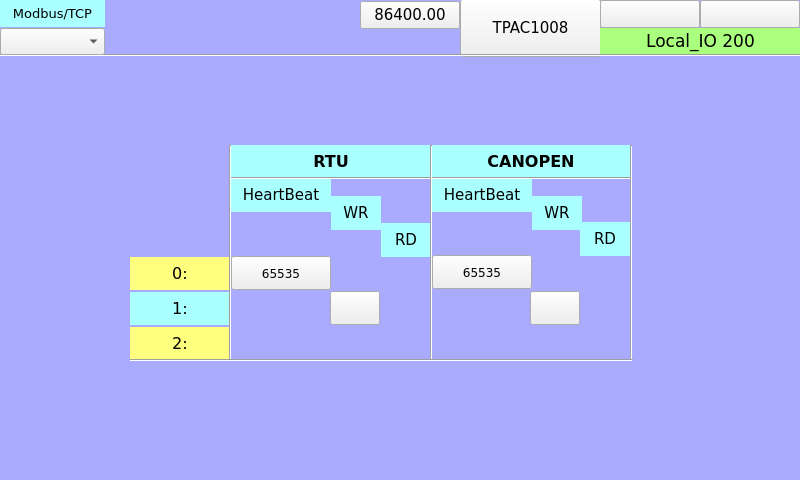
This is TPAC1008_01/Local_IO_HMI/page200.ui in MECTsrl/mect_apps as Qt 5 draws it before an edit. The edited form follows.
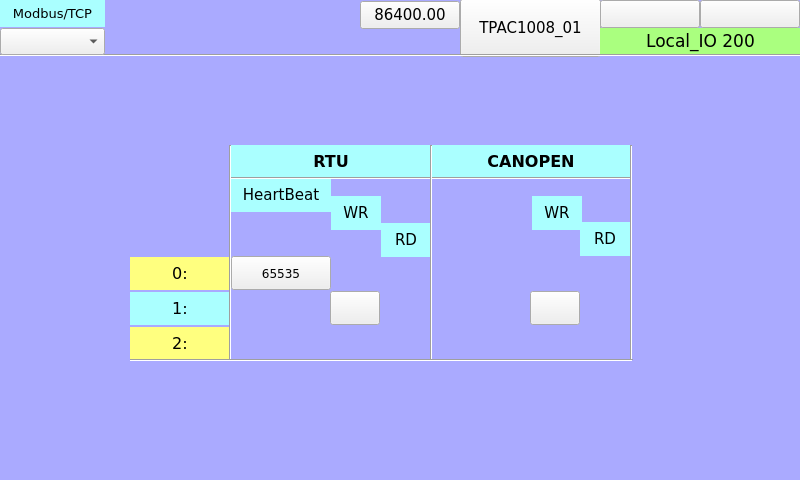
This is the edited form. Custom widgets are drawn as their Qt base class.

Commit message: Octopus review for TPAC1008_01 and temperatures.

What changed in the file:
```diff
--- a/TPAC1008_01/Local_IO_HMI/page200.ui
+++ b/TPAC1008_01/Local_IO_HMI/page200.ui
@@ -562,86 +562,6 @@
     <enum>QFrame::Raised</enum>
    </property>
   </widget>
-  <widget class="QLabel" name="label_RTU_AnIn_5">
-   <property name="geometry">
-    <rect>
-     <x>432</x>
-     <y>178</y>
-     <width>100</width>
-     <height>34</height>
-    </rect>
-   </property>
-   <property name="font">
-    <font>
-     <family>DejaVu Sans</family>
-     <pointsize>11</pointsize>
-    </font>
-   </property>
-   <property name="styleSheet">
-    <string notr="true">background-color: rgb(170, 255, 255);</string>
-   </property>
-   <property name="text">
-    <string>HeartBeat</string>
-   </property>
-   <property name="alignment">
-    <set>Qt::AlignCenter</set>
-   </property>
-  </widget>
-  <widget class="ATCMlabel" name="atcmLabel_4">
-   <property name="geometry">
-    <rect>
-     <x>432</x>
-     <y>255</y>
-     <width>100</width>
-     <height>34</height>
-    </rect>
-   </property>
-   <property name="font">
-    <font>
-     <family>DejaVu Sans</family>
-    </font>
-   </property>
-   <property name="text">
-    <string>65535</string>
-   </property>
-   <property name="toolTip">
-    <string>CAN_HEARTBEAT</string>
-   </property>
-   <property name="whatsThis">
-    <string>ATCMlabel widget</string>
-   </property>
-   <property name="variable">
-    <string>CAN_HEARTBEAT</string>
-   </property>
-   <property name="refresh">
-    <number>500</number>
-   </property>
-   <property name="max">
-    <string>0</string>
-   </property>
-   <property name="min">
-    <string>0</string>
-   </property>
-   <property name="viewStatus">
-    <bool>true</bool>
-   </property>
-   <property name="visibilityVar">
-    <string/>
-   </property>
-   <property name="bgColor">
-    <color>
-     <red>255</red>
-     <green>255</green>
-     <blue>127</blue>
-    </color>
-   </property>
-   <property name="borderWidth">
-    <number>1</number>
-   </property>
-   <property name="borderRadius">
-    <number>0</number>
-   </property>
-  </widget>
   <widget class="ATCMbutton" name="atcmButton_6">
    <property name="geometry">
     <rect>
@@ -695,7 +615,7 @@
     </color>
    </property>
    <property name="text">
-    <string>TPAC1008</string>
+    <string>TPAC1008_01</string>
    </property>
    <property name="pressText">
     <string>TPAC1008</string>
```
Left out of the diff: 308 changed lines with no effect on the pictures. The commit also changes 21 other files.
